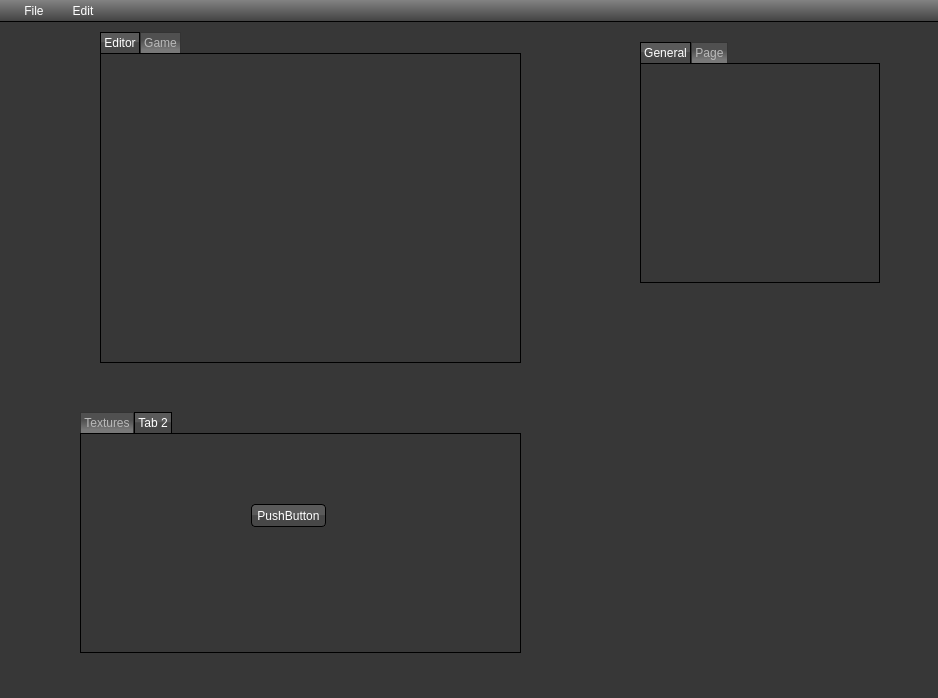
Qt form QtProject/editor/mainwindow.ui (madvil/Editor) before a commit.
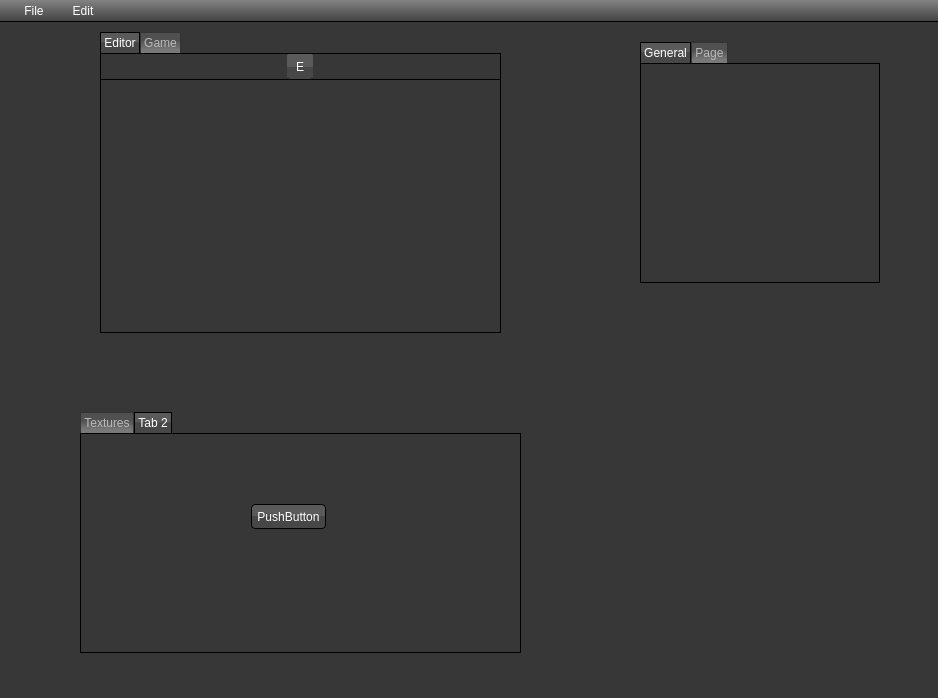
The same form after that commit. The open tabs and pages were chosen to show the change. Icons and pictures are not drawn.

What changed in the file:
```diff
--- a/QtProject/editor/mainwindow.ui
+++ b/QtProject/editor/mainwindow.ui
@@ -20,6 +20,22 @@
  border: 0px;
 }
 
+/* QToolButton */
+
+QToolButton {
+border: 1px solid #000000;
+     border-radius: 2px;
+    background-color: qlineargradient(spread:pad, x1:0, y1:0, x2:0, y2:1, stop:0 rgba(90, 90, 90, 255), stop:0.494318 rgba(90, 90, 90, 255), stop:0.5 rgba(71, 71, 71, 255), stop:1 rgba(71, 71, 71, 255));
+     min-width: 23px;
+	 min-height: 23px;
+ }
+
+ QToolButton:pressed {    
+	 background-color: qlineargradient(spread:pad, x1:0, y1:0, x2:0, y2:1, stop:0 rgba(100, 100, 100, 255), stop:0.494318 rgba(100, 100, 100, 255), stop:0.5 rgba(81, 81, 81, 255), stop:1 rgba(81, 81, 81, 255));
+padding-top: 2px;
+padding-left: 2px;
+ }
+
 /* QMenuBar */
 
 QMenuBar {
@@ -109,6 +125,7 @@
      border-radius: 4px;
     background-color: qlineargradient(spread:pad, x1:0, y1:0, x2:0, y2:1, stop:0 rgba(90, 90, 90, 255), stop:0.494318 rgba(90, 90, 90, 255), stop:0.5 rgba(71, 71, 71, 255), stop:1 rgba(71, 71, 71, 255));
      min-width: 20px;
+	 min-height: 23px;
  }
 
  QPushButton:pressed {    
@@ -388,7 +405,7 @@
            <x>170</x>
            <y>70</y>
            <width>75</width>
-           <height>23</height>
+           <height>25</height>
           </rect>
          </property>
          <property name="text">
@@ -405,8 +422,8 @@
      <rect>
       <x>100</x>
       <y>10</y>
-      <width>421</width>
-      <height>331</height>
+      <width>401</width>
+      <height>301</height>
      </rect>
     </property>
     <property name="currentIndex">
@@ -434,13 +451,57 @@
         <property name="styleSheet">
          <string notr="true"/>
         </property>
-        <layout class="QVBoxLayout" name="verticalLayout" stretch="0">
+        <layout class="QVBoxLayout" name="verticalLayout" stretch="0,0">
          <property name="spacing">
           <number>0</number>
          </property>
          <property name="margin">
           <number>0</number>
          </property>
+         <item>
+          <widget class="QWidget" name="widget" native="true">
+           <property name="minimumSize">
+            <size>
+             <width>0</width>
+             <height>26</height>
+            </size>
+           </property>
+           <property name="maximumSize">
+            <size>
+             <width>16777215</width>
+             <height>26</height>
+            </size>
+           </property>
+           <property name="styleSheet">
+            <string notr="true">border: none;
+border-bottom: 1px solid #000000;</string>
+           </property>
+           <layout class="QHBoxLayout" name="editorToolBarHorizontalLayout">
+            <property name="spacing">
+             <number>0</number>
+            </property>
+            <property name="leftMargin">
+             <number>2</number>
+            </property>
+            <property name="topMargin">
+             <number>0</number>
+            </property>
+            <property name="rightMargin">
+             <number>2</number>
+            </property>
+            <property name="bottomMargin">
+             <number>0</number>
+            </property>
+            <item>
+             <widget class="QToolButton" name="addEntityToolBtn">
+              <property name="text">
+               <string>E</string>
+              </property>
+             </widget>
+            </item>
+           </layout>
+          </widget>
+         </item>
          <item>
           <widget class="QWidget" name="editorViewWidget_3" native="true">
            <property name="minimumSize">
```
Left out of the diff: 2 changed lines with no effect on the pictures.
